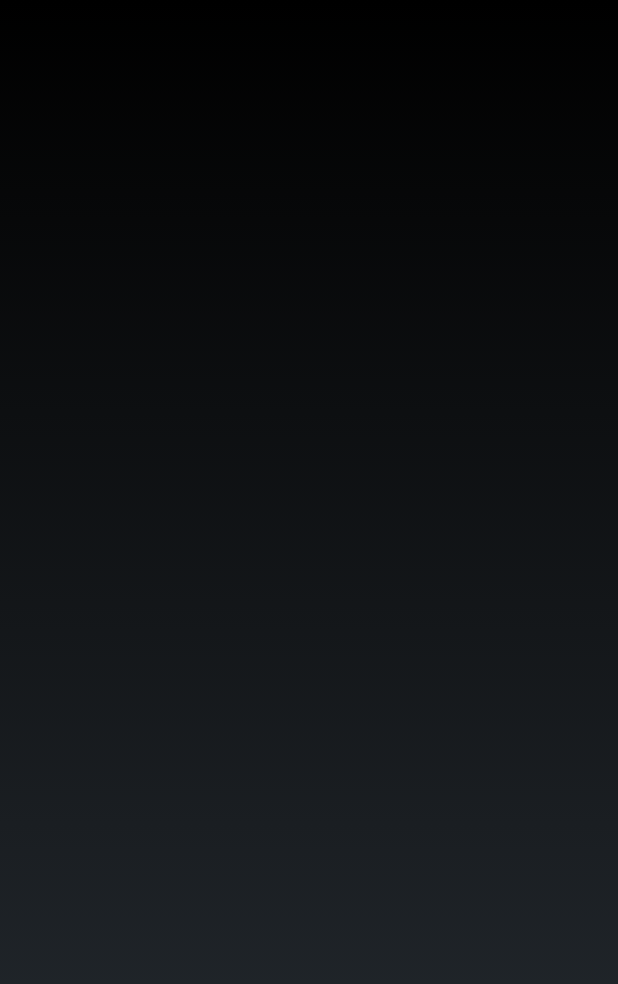
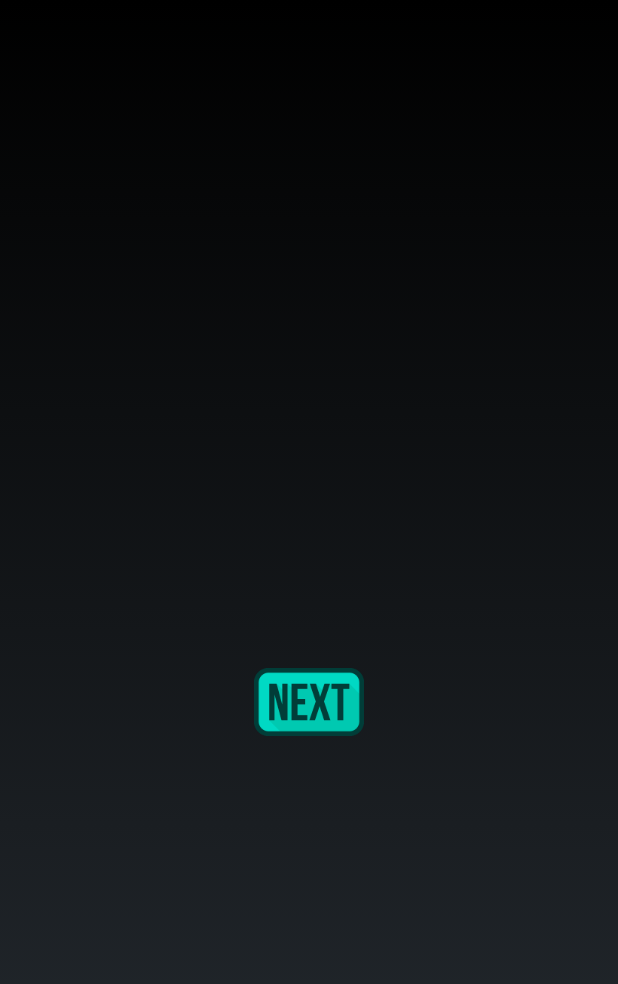
Before and after one commit to Eblait/WhatsTheSong, an Android app: the layout activity_result_screen.xml on its own in the app's theme, with its tools: preview values and no code run, on a phone screen of 412 x 824 dp. Shown: the top 984 px of the screen. Run offline under Robolectric (Android 15) with nearby library versions, the phone set to English and light mode, and no system bars.

```diff
--- a/app/src/main/java/voxar/cin/ufpe/br/whatsthesong/NetworkThread.java
+++ b/app/src/main/java/voxar/cin/ufpe/br/whatsthesong/NetworkThread.java
@@ -15,7 +15,9 @@ import android.view.animation.RotateAnimation;
 import android.view.animation.TranslateAnimation;
 import android.widget.FrameLayout;
 import android.widget.ImageView;
+import android.widget.MediaController;
 import android.widget.TextView;
+import android.widget.Toast;
 
 import org.apache.http.HttpEntity;
 import org.apache.http.HttpResponse;
@@ -42,6 +44,7 @@ public class NetworkThread extends AsyncTask<File, Integer, Song> {
 
     public int index;
     FragmentActivity mActivity;
+    public MediaController controller;
     public MediaPlayer player;
     public Song aSong;
     FrameLayout frame;
@@ -167,6 +170,12 @@ public class NetworkThread extends AsyncTask<File, Integer, Song> {
             options.clear();
 
             player = MediaPlayer.create(mActivity, Uri.parse(mActivity.getFilesDir() + "/track" + index + ".mp3"));
+            player.setOnBufferingUpdateListener(new MediaPlayer.OnBufferingUpdateListener() {
+                @Override
+                public void onBufferingUpdate(MediaPlayer mp, int percent) {
+                    Toast.makeText(mActivity, "at" + mp.getCurrentPosition(), Toast.LENGTH_SHORT).show();
+                }
+            });
             player.start();
             player.setOnCompletionListener(new MediaPlayer.OnCompletionListener() {
                 @Override
--- a/app/src/main/java/voxar/cin/ufpe/br/whatsthesong/activities/ResultScreenActivity.java
+++ b/app/src/main/java/voxar/cin/ufpe/br/whatsthesong/activities/ResultScreenActivity.java
@@ -4,6 +4,7 @@ import android.app.Activity;
 import android.graphics.Color;
 import android.graphics.Typeface;
 import android.os.Bundle;
+import android.view.View;
 import android.widget.TextView;
 
 import voxar.cin.ufpe.br.whatsthesong.R;
@@ -32,4 +33,8 @@ public class ResultScreenActivity extends Activity {
 
     }
 
+    public void onClickReturn(View v) {
+        finish();
+    }
+
 }
--- /dev/null
+++ b/app/src/main/res/drawable-xhdpi/next_button.xml
@@ -0,0 +1,6 @@
+<?xml version="1.0" encoding="utf-8"?>
+<selector xmlns:android="http://schemas.android.com/apk/res/android">
+    <item android:state_pressed="true"
+        android:drawable="@drawable/next_button_pressed" /> <!-- pressed -->
+    <item android:drawable="@drawable/next_button_normal" /> <!-- default -->
+</selector>
--- a/app/src/main/res/layout/activity_result_screen.xml
+++ b/app/src/main/res/layout/activity_result_screen.xml
@@ -12,4 +12,15 @@
         android:id="@+id/text_result"
         android:layout_centerVertical="true"
         android:layout_centerHorizontal="true" />
+
+    <ImageButton
+        android:layout_width="wrap_content"
+        android:layout_height="wrap_content"
+        android:id="@+id/imageButton"
+        android:src="@drawable/next_button"
+        android:background="@null"
+        android:onClick="onClickReturn"
+        android:layout_below="@+id/text_result"
+        android:layout_centerHorizontal="true" />
+
 </RelativeLayout>
```
Also changed, not shown: app/src/main/res/drawable-xhdpi/next_button_normal.png (added), app/src/main/res/drawable-xhdpi/next_button_pressed.png (added).
